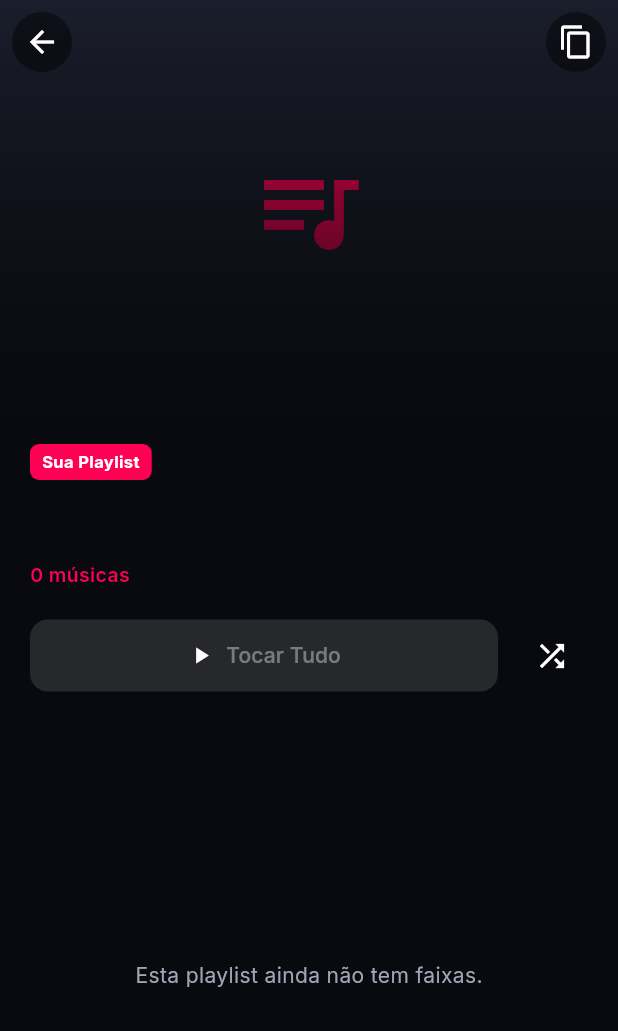
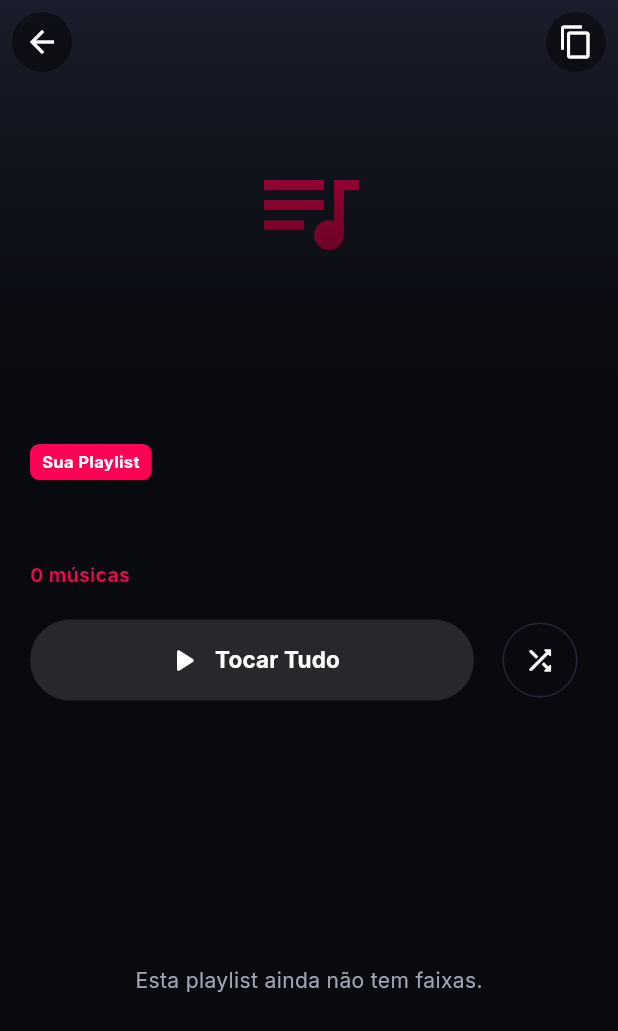
Before and after one commit to artannyel/my_music_online, a Flutter app: the PlaylistDetailScreen screen opened directly with empty values, on a phone screen of 412 x 824 dp. Shown: the top 1031 px of the screen. Run offline on Flutter 3.47's test engine with Material 3 defaults, Android fonts, the phone set to English and light mode, and no system bars; our stand-ins replace audio_service, cached_network_image, cloud_firestore, firebase_auth, firebase_core, flutter_riverpod and 3 more; missing offline and left inert: audios_resolver, dart_ytmusic_api; accounts and stored records are empty.

Commit message:
fix(album): add fallback to fetch single and playlist for home items, sync UI layouts and fix audio notification actions

```diff
--- a/lib/src/features/album/presentation/views/album_detail_screen.dart
+++ b/lib/src/features/album/presentation/views/album_detail_screen.dart
@@ -70,6 +70,7 @@ class _AlbumDetailScreenState extends ConsumerState<AlbumDetailScreen> {
       floatingActionButton: _showFab && (albumAsync.value?.tracks.isNotEmpty ?? false)
           ? FloatingActionButton(
               backgroundColor: AppColors.primary,
+              shape: const CircleBorder(),
               onPressed: () {
                 final album = albumAsync.value!;
                 ref.read(playerControllerProvider.notifier).playQueue(album.tracks, initialIndex: 0);
--- a/lib/src/features/player/data/services/app_audio_handler.dart
+++ b/lib/src/features/player/data/services/app_audio_handler.dart
@@ -33,6 +33,10 @@ class AppAudioHandler extends BaseAudioHandler with SeekHandler {
           MediaAction.seek,
           MediaAction.seekForward,
           MediaAction.seekBackward,
+          MediaAction.skipToNext,
+          MediaAction.skipToPrevious,
+          MediaAction.play,
+          MediaAction.pause,
         },
         androidCompactActionIndices: const [0, 1, 2],
         processingState: isCompleted
--- a/lib/src/features/player/presentation/controllers/player_controller.dart
+++ b/lib/src/features/player/presentation/controllers/player_controller.dart
@@ -30,6 +30,8 @@ class PlayerController extends StateNotifier<PlayerStateModel> {
 
   PlayerController(this._service, this._audioHandler) : super(const PlayerStateModel()) {
     _initSubscriptions();
+    _audioHandler.onSkipToNext = () => nextTrack();
+    _audioHandler.onSkipToPrevious = () => previousTrack();
   }
 
   void _updateNotification(AudioTrackModel track) {
--- a/lib/src/features/playlist/presentation/views/playlist_detail_screen.dart
+++ b/lib/src/features/playlist/presentation/views/playlist_detail_screen.dart
@@ -1,4 +1,3 @@
-import 'dart:math';
 import 'package:cached_network_image/cached_network_image.dart';
 import 'package:flutter/material.dart';
 import 'package:flutter_riverpod/flutter_riverpod.dart';
@@ -328,45 +327,34 @@ class _PlaylistDetailScreenState extends ConsumerState<PlaylistDetailScreen> {
                                   ? null
                                   : () {
                                       final queue = _mapTracksToAudioQueue(playlist.tracks);
-                                      ref.read(playerControllerProvider.notifier).playQueue(queue);
+                                      ref.read(playerControllerProvider.notifier).playQueue(queue, initialIndex: 0);
                                       FullPlayerScreen.show(context);
                                     },
-                              icon: const Icon(Icons.play_arrow, color: AppColors.textPrimary),
-                              label: const Text('Tocar Tudo'),
+                              icon: const Icon(Icons.play_arrow_rounded, color: Colors.white, size: 26),
+                              label: const Text('Tocar Tudo', style: TextStyle(color: Colors.white, fontSize: 15, fontWeight: FontWeight.bold)),
                               style: ElevatedButton.styleFrom(
                                 backgroundColor: AppColors.primary,
                                 padding: const EdgeInsets.symmetric(vertical: 14),
-                                shape: RoundedRectangleBorder(
-                                  borderRadius: BorderRadius.circular(12),
-                                ),
+                                shape: RoundedRectangleBorder(borderRadius: BorderRadius.circular(28)),
                               ),
                             ),
                           ),
                           const SizedBox(width: 12),
-                          IconButton(
+                          OutlinedButton(
                             onPressed: playlist.tracks.isEmpty
                                 ? null
                                 : () {
                                     final queue = _mapTracksToAudioQueue(playlist.tracks);
-                                    final random = Random();
-                                    final randomIndex = random.nextInt(queue.length);
-                                    final notifier = ref.read(playerControllerProvider.notifier);
-                                    if (!playerState.isShuffleEnabled) {
-                                      notifier.toggleShuffle();
-                                    }
-                                    notifier.playQueue(queue, initialIndex: randomIndex);
+                                    final shuffledTracks = List<AudioTrackModel>.from(queue)..shuffle();
+                                    ref.read(playerControllerProvider.notifier).playQueue(shuffledTracks, initialIndex: 0);
                                     FullPlayerScreen.show(context);
                                   },
-                            icon: Icon(
-                              Icons.shuffle,
-                              color: playerState.isShuffleEnabled ? AppColors.primary : AppColors.textPrimary,
+                            style: OutlinedButton.styleFrom(
+                              side: const BorderSide(color: AppColors.divider),
+                              padding: const EdgeInsets.all(14),
+                              shape: const CircleBorder(),
                             ),
-                            style: IconButton.styleFrom(
-                              backgroundColor: playerState.isShuffleEnabled
-                                  ? AppColors.primary.withValues(alpha: 0.2)
-                                  : AppColors.surface,
-                              padding: const EdgeInsets.all(12),
-                            ),
+                            child: const Icon(Icons.shuffle_rounded, color: AppColors.textPrimary, size: 22),
                           ),
                         ],
                       ),
```
Also changed, not shown: lib/src/features/album/data/repositories/ytmusic_album_repository.dart (+59 -1 lines).
